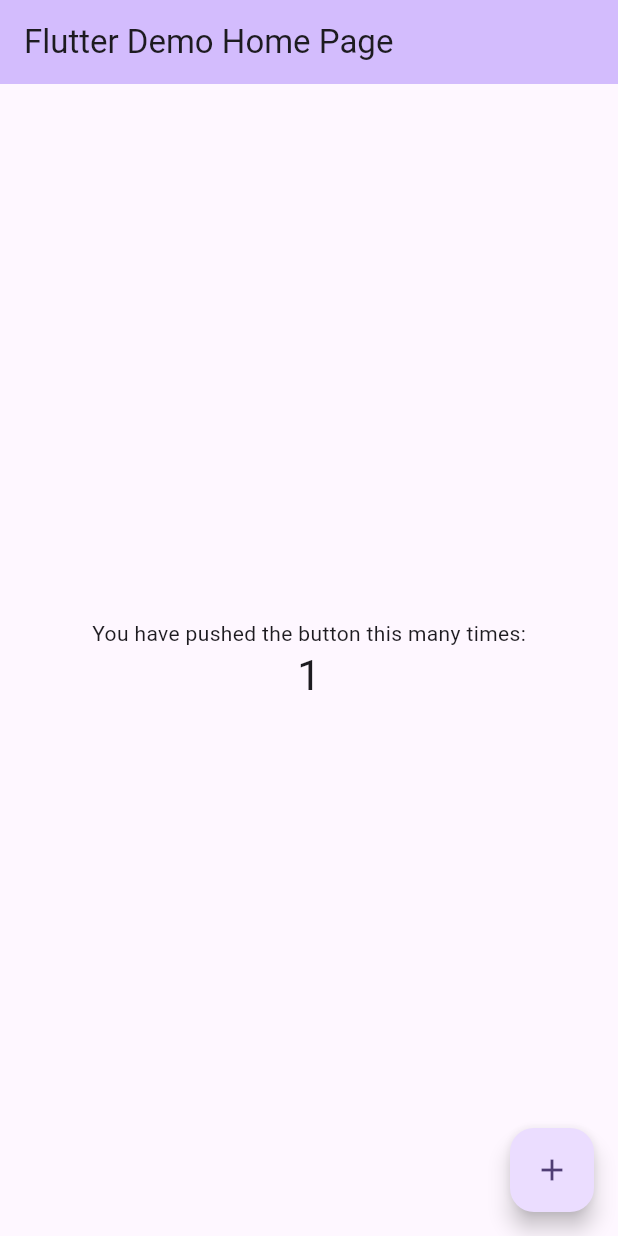
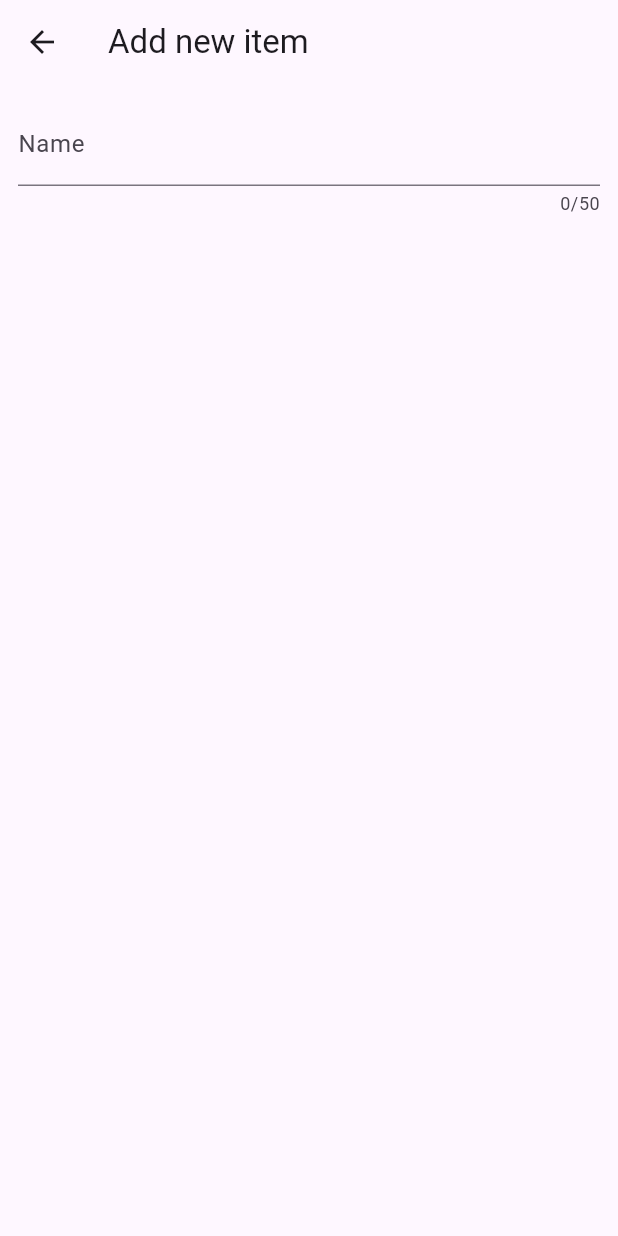
Before and after one commit to kurylko/shopping_list_app, a Flutter app: the screen it shows after launch, after a tap on the "add" icon, on a phone screen of 412 x 824 dp. Run offline on Flutter 3.47's test engine with Material 3 defaults, Android fonts, the phone set to English and light mode, and no system bars.

```diff
--- a/lib/data/dummy_items.dart
+++ b/lib/data/dummy_items.dart
@@ -3,7 +3,7 @@ import 'package:shopping_list_app/models/grocery_item.dart';
 import 'package:shopping_list_app/data/categories.dart';
 
 
-final groceryItem = [
+final groceryItems = [
   GroceryItem(
       id: '1',
       name: 'Carrot',
--- a/lib/main.dart
+++ b/lib/main.dart
@@ -1,4 +1,5 @@
 import 'package:flutter/material.dart';
+import 'package:shopping_list_app/widgets/grocery_list.dart';
 
 void main() {
   runApp(const MyApp());
@@ -11,115 +12,12 @@ class MyApp extends StatelessWidget {
   @override
   Widget build(BuildContext context) {
     return MaterialApp(
-      title: 'Flutter Demo',
+      title: 'Flutter Groceries',
       theme: ThemeData(
-        // This is the theme of your application.
-        //
-        // TRY THIS: Try running your application with "flutter run". You'll see
-        // the application has a blue toolbar. Then, without quitting the app,
-        // try changing the seedColor in the colorScheme below to Colors.green
-        // and then invoke "hot reload" (save your changes or press the "hot
-        // reload" button in a Flutter-supported IDE, or press "r" if you used
-        // the command line to start the app).
-        //
-        // Notice that the counter didn't reset back to zero; the application
-        // state is not lost during the reload. To reset the state, use hot
-        // restart instead.
-        //
-        // This works for code too, not just values: Most code changes can be
-        // tested with just a hot reload.
         colorScheme: ColorScheme.fromSeed(seedColor: Colors.deepPurple),
         useMaterial3: true,
       ),
-      home: const MyHomePage(title: 'Flutter Demo Home Page'),
+      home: const GroceryList(),
     );
   }
 }
-
-class MyHomePage extends StatefulWidget {
-  const MyHomePage({super.key, required this.title});
-
-  // This widget is the home page of your application. It is stateful, meaning
-  // that it has a State object (defined below) that contains fields that affect
-  // how it looks.
-
-  // This class is the configuration for the state. It holds the values (in this
-  // case the title) provided by the parent (in this case the App widget) and
-  // used by the build method of the State. Fields in a Widget subclass are
-  // always marked "final".
-
-  final String title;
-
-  @override
-  State<MyHomePage> createState() => _MyHomePageState();
-}
-
-class _MyHomePageState extends State<MyHomePage> {
-  int _counter = 0;
-
-  void _incrementCounter() {
-    setState(() {
-      // This call to setState tells the Flutter framework that something has
-      // changed in this State, which causes it to rerun the build method below
-      // so that the display can reflect the updated values. If we changed
-      // _counter without calling setState(), then the build method would not be
-      // called again, and so nothing would appear to happen.
-      _counter++;
-    });
-  }
-
-  @override
-  Widget build(BuildContext context) {
-    // This method is rerun every time setState is called, for instance as done
-    // by the _incrementCounter method above.
-    //
-    // The Flutter framework has been optimized to make rerunning build methods
-    // fast, so that you can just rebuild anything that needs updating rather
-    // than having to individually change instances of widgets.
-    return Scaffold(
-      appBar: AppBar(
-        // TRY THIS: Try changing the color here to a specific color (to
-        // Colors.amber, perhaps?) and trigger a hot reload to see the AppBar
-        // change color while the other colors stay the same.
-        backgroundColor: Theme.of(context).colorScheme.inversePrimary,
-        // Here we take the value from the MyHomePage object that was created by
-        // the App.build method, and use it to set our appbar title.
-        title: Text(widget.title),
-      ),
-      body: Center(
-        // Center is a layout widget. It takes a single child and positions it
-        // in the middle of the parent.
-        child: Column(
-          // Column is also a layout widget. It takes a list of children and
-          // arranges them vertically. By default, it sizes itself to fit its
-          // children horizontally, and tries to be as tall as its parent.
-          //
-          // Column has various properties to control how it sizes itself and
-          // how it positions its children. Here we use mainAxisAlignment to
-          // center the children vertically; the main axis here is the vertical
-          // axis because Columns are vertical (the cross axis would be
-          // horizontal).
-          //
-          // TRY THIS: Invoke "debug painting" (choose the "Toggle Debug Paint"
-          // action in the IDE, or press "p" in the console), to see the
-          // wireframe for each widget.
-          mainAxisAlignment: MainAxisAlignment.center,
-          children: <Widget>[
-            const Text(
-              'You have pushed the button this many times:',
-            ),
-            Text(
-              '$_counter',
-              style: Theme.of(context).textTheme.headlineMedium,
-            ),
-          ],
-        ),
-      ),
-      floatingActionButton: FloatingActionButton(
-        onPressed: _incrementCounter,
-        tooltip: 'Increment',
-        child: const Icon(Icons.add),
-      ), // This trailing comma makes auto-formatting nicer for build methods.
-    );
-  }
-}
--- /dev/null
+++ b/lib/widgets/grocery_list.dart
@@ -0,0 +1,52 @@
+import 'package:flutter/material.dart';
+
+import 'package:shopping_list_app/data/dummy_items.dart';
+import 'package:shopping_list_app/widgets/new_item.dart';
+
+class GroceryList extends StatefulWidget {
+  const GroceryList({Key? key}) : super(key: key);
+
+  @override
+  _GroceryListState createState() => _GroceryListState();
+}
+
+class _GroceryListState extends State<GroceryList> {
+  void _addItem() {
+    Navigator.of(context).push(
+      MaterialPageRoute(
+        builder: (ctx) => const NewItem(),
+      ),
+    );
+  }
+
+
+
+  @override
+  Widget build(BuildContext context) {
+    return Scaffold(
+      appBar: AppBar(
+        title: const Text('My groceries'),
+        actions: [
+          IconButton(
+            onPressed: _addItem,
+            icon: const Icon(Icons.add),
+          ),
+        ],
+      ),
+      body: ListView.builder(
+        itemCount: groceryItems.length,
+        itemBuilder: (ctx, index) => ListTile(
+          title: Text(groceryItems[index].name),
+          leading: Container(
+            width: 24,
+            height: 24,
+            color: groceryItems[index].category.color,
+          ),
+          trailing: Text(
+            groceryItems[index].quantity.toString(),
+          ),
+        ),
+      ),
+    );
+  }
+}
--- /dev/null
+++ b/lib/widgets/new_item.dart
@@ -0,0 +1,39 @@
+import 'package:flutter/material.dart';
+
+class NewItem extends StatefulWidget {
+  const NewItem({super.key});
+
+  @override
+  State<NewItem> createState() {
+    return _NewItemState();
+  }
+}
+
+class _NewItemState extends State<NewItem> {
+  @override
+  Widget build(BuildContext context) {
+    return Scaffold(
+      appBar: AppBar(
+        title: const Text('Add new item'),
+      ),
+      body: Padding(
+        padding: const EdgeInsets.all(12),
+        child: Form(
+          child: Column(
+            children: [
+              TextFormField(
+                maxLength: 50,
+                decoration: const InputDecoration(
+                  label: Text('Name'),
+                ),
+                validator: (value) {
+                  return 'demo';
+                },
+              ), //instead of TextField()
+            ],
+          ),
+        ),
+      ),
+    );
+  }
+}
```
